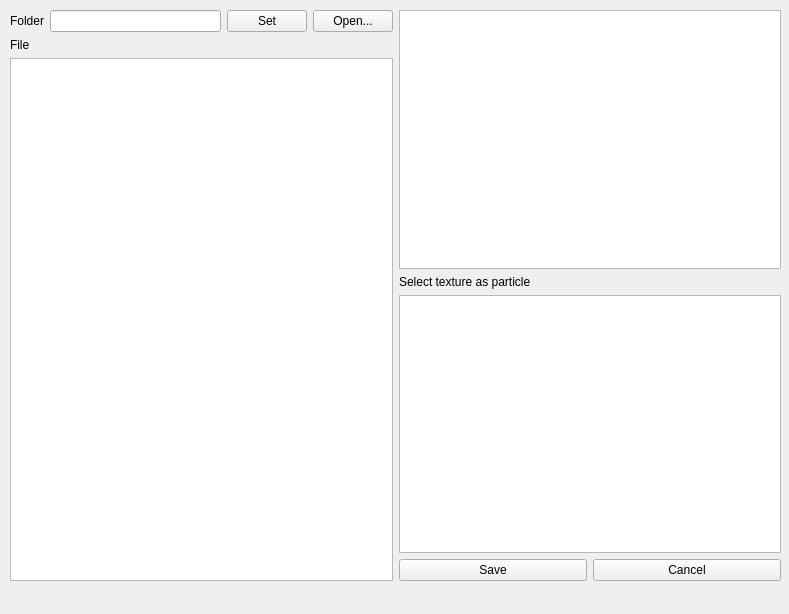
The window that main.ui (Blue-Beaker/mc-model-particle-changer) describes before a commit, drawn with Qt 5.
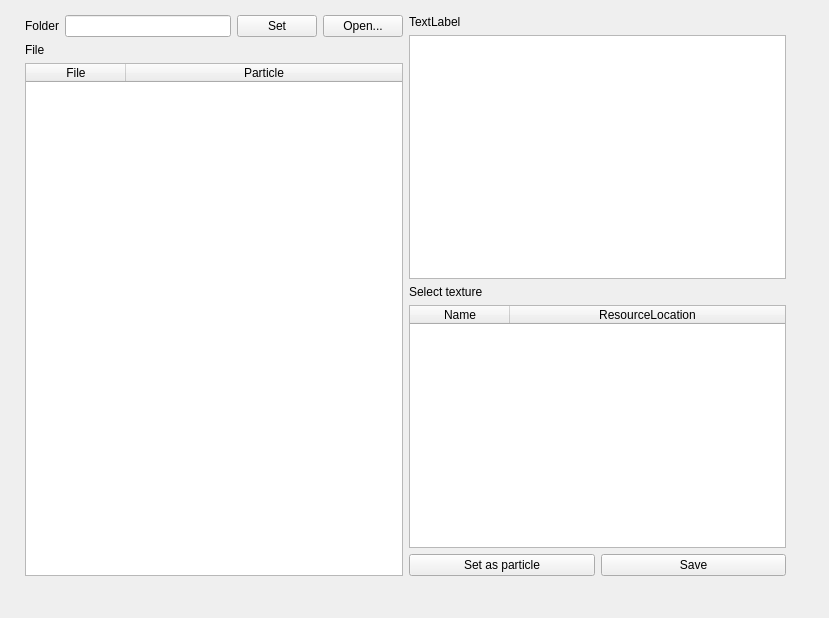
The same window after the commit.

Diff of the .ui file:
```diff
--- a/main.ui
+++ b/main.ui
@@ -6,8 +6,8 @@
    <rect>
     <x>0</x>
     <y>0</y>
-    <width>789</width>
-    <height>614</height>
+    <width>829</width>
+    <height>618</height>
    </rect>
   </property>
   <property name="sizePolicy">
@@ -23,22 +23,40 @@
    <property name="enabled">
     <bool>true</bool>
    </property>
+   <property name="sizePolicy">
+    <sizepolicy hsizetype="Preferred" vsizetype="Preferred">
+     <horstretch>0</horstretch>
+     <verstretch>0</verstretch>
+    </sizepolicy>
+   </property>
    <widget class="QWidget" name="horizontalLayoutWidget">
     <property name="geometry">
      <rect>
-      <x>10</x>
+      <x>20</x>
       <y>10</y>
       <width>771</width>
       <height>571</height>
      </rect>
     </property>
-    <layout class="QHBoxLayout" name="horizontalLayout">
+    <layout class="QHBoxLayout" name="horizontalLayout" stretch="0,0">
      <property name="spacing">
       <number>6</number>
      </property>
      <property name="sizeConstraint">
       <enum>QLayout::SetDefaultConstraint</enum>
      </property>
+     <property name="leftMargin">
+      <number>5</number>
+     </property>
+     <property name="topMargin">
+      <number>5</number>
+     </property>
+     <property name="rightMargin">
+      <number>5</number>
+     </property>
+     <property name="bottomMargin">
+      <number>5</number>
+     </property>
      <item>
       <layout class="QVBoxLayout" name="verticalLayout_2">
        <item>
@@ -77,27 +95,96 @@
         </widget>
        </item>
        <item>
-        <widget class="QListWidget" name="fileList"/>
+        <widget class="QTableWidget" name="fileList">
+         <property name="editTriggers">
+          <set>QAbstractItemView::NoEditTriggers</set>
+         </property>
+         <property name="selectionMode">
+          <enum>QAbstractItemView::SingleSelection</enum>
+         </property>
+         <property name="selectionBehavior">
+          <enum>QAbstractItemView::SelectRows</enum>
+         </property>
+         <attribute name="horizontalHeaderVisible">
+          <bool>true</bool>
+         </attribute>
+         <attribute name="horizontalHeaderCascadingSectionResizes">
+          <bool>false</bool>
+         </attribute>
+         <attribute name="horizontalHeaderStretchLastSection">
+          <bool>true</bool>
+         </attribute>
+         <attribute name="verticalHeaderVisible">
+          <bool>false</bool>
+         </attribute>
+         <attribute name="verticalHeaderStretchLastSection">
+          <bool>false</bool>
+         </attribute>
+         <column>
+          <property name="text">
+           <string>File</string>
+          </property>
+         </column>
+         <column>
+          <property name="text">
+           <string>Particle</string>
+          </property>
+         </column>
+        </widget>
        </item>
       </layout>
      </item>
      <item>
       <layout class="QVBoxLayout" name="verticalLayout">
+       <item>
+        <widget class="QLabel" name="textureLabel">
+         <property name="text">
+          <string>TextLabel</string>
+         </property>
+        </widget>
+       </item>
        <item>
         <widget class="QGraphicsView" name="texturePreview"/>
        </item>
        <item>
         <widget class="QLabel" name="label_2">
          <property name="text">
-          <string>Select texture as particle</string>
+          <string>Select texture</string>
          </property>
         </widget>
        </item>
        <item>
-        <widget class="QListWidget" name="texturePicker"/>
+        <widget class="QTableWidget" name="texturePicker">
+         <property name="selectionMode">
+          <enum>QAbstractItemView::SingleSelection</enum>
+         </property>
+         <property name="selectionBehavior">
+          <enum>QAbstractItemView::SelectRows</enum>
+         </property>
+         <attribute name="horizontalHeaderStretchLastSection">
+          <bool>true</bool>
+         </attribute>
+         <column>
+          <property name="text">
+           <string>Name</string>
+          </property>
+         </column>
+         <column>
+          <property name="text">
+           <string>ResourceLocation</string>
+          </property>
+         </column>
+        </widget>
        </item>
        <item>
         <layout class="QHBoxLayout" name="horizontalLayout_2">
+         <item>
+          <widget class="QPushButton" name="setParticleButton">
+           <property name="text">
+            <string>Set as particle</string>
+           </property>
+          </widget>
+         </item>
          <item>
           <widget class="QPushButton" name="saveButton">
            <property name="text">
@@ -105,13 +192,6 @@
            </property>
           </widget>
          </item>
-         <item>
-          <widget class="QPushButton" name="cancelButton">
-           <property name="text">
-            <string>Cancel</string>
-           </property>
-          </widget>
-         </item>
         </layout>
        </item>
       </layout>
```
